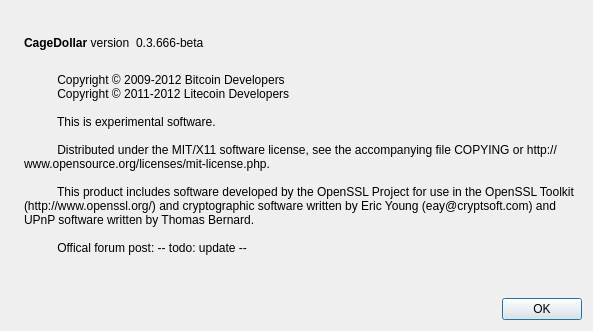
Qt form src/qt/forms/aboutdialog.ui (cagedollar/cagedollar) before a commit.
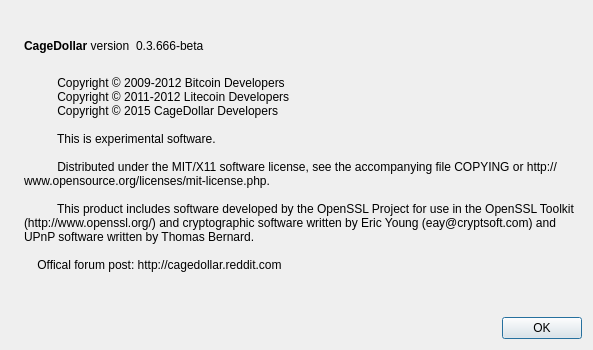
The same form after that commit. Icons and pictures are not drawn.

The edit to the form file:
```diff
--- a/src/qt/forms/aboutdialog.ui
+++ b/src/qt/forms/aboutdialog.ui
@@ -7,7 +7,7 @@
     <x>0</x>
     <y>0</y>
     <width>593</width>
-    <height>331</height>
+    <height>350</height>
    </rect>
   </property>
   <property name="windowTitle">
@@ -97,6 +97,7 @@
         <string>
           Copyright © 2009-2012 Bitcoin Developers
           Copyright © 2011-2012 Litecoin Developers
+          Copyright © 2015 CageDollar Developers
 
           This is experimental software.
 
@@ -104,7 +105,7 @@
 
           This product includes software developed by the OpenSSL Project for use in the OpenSSL Toolkit (http://www.openssl.org/) and cryptographic software written by Eric Young (eay@cryptsoft.com) and UPnP software written by Thomas Bernard.
 
-          Offical forum post: -- todo: update --
+    Offical forum post: http://cagedollar.reddit.com
         </string>
        </property>
        <property name="wordWrap">
```
Lines whose indentation alone changed are shown as unchanged.
